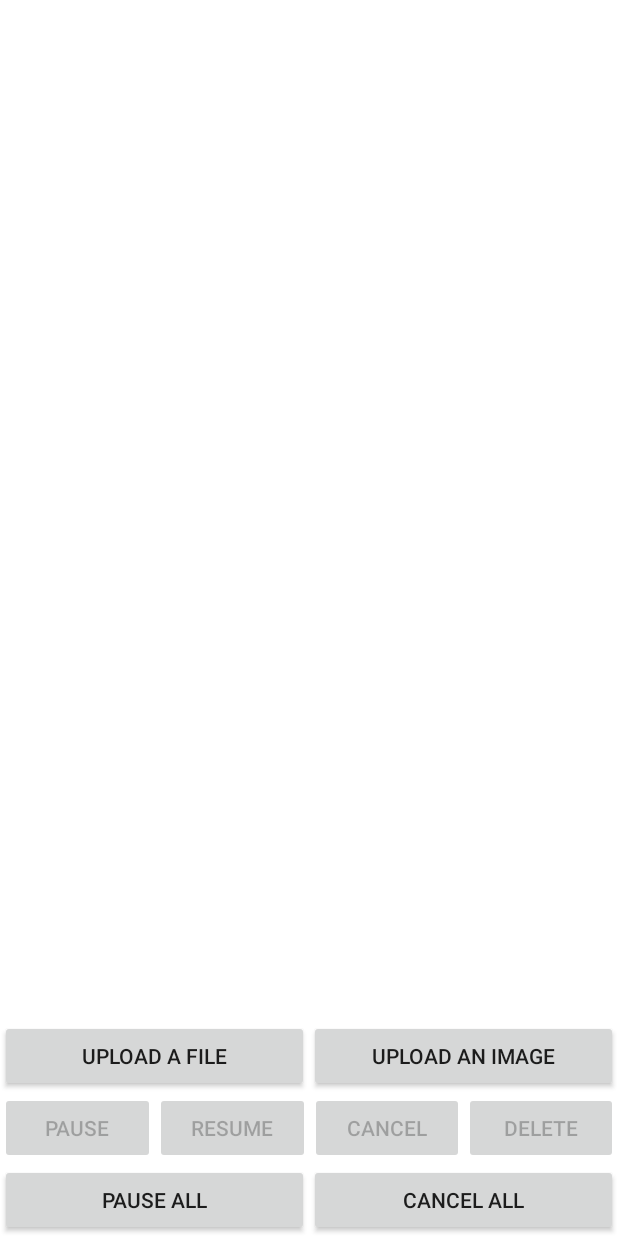
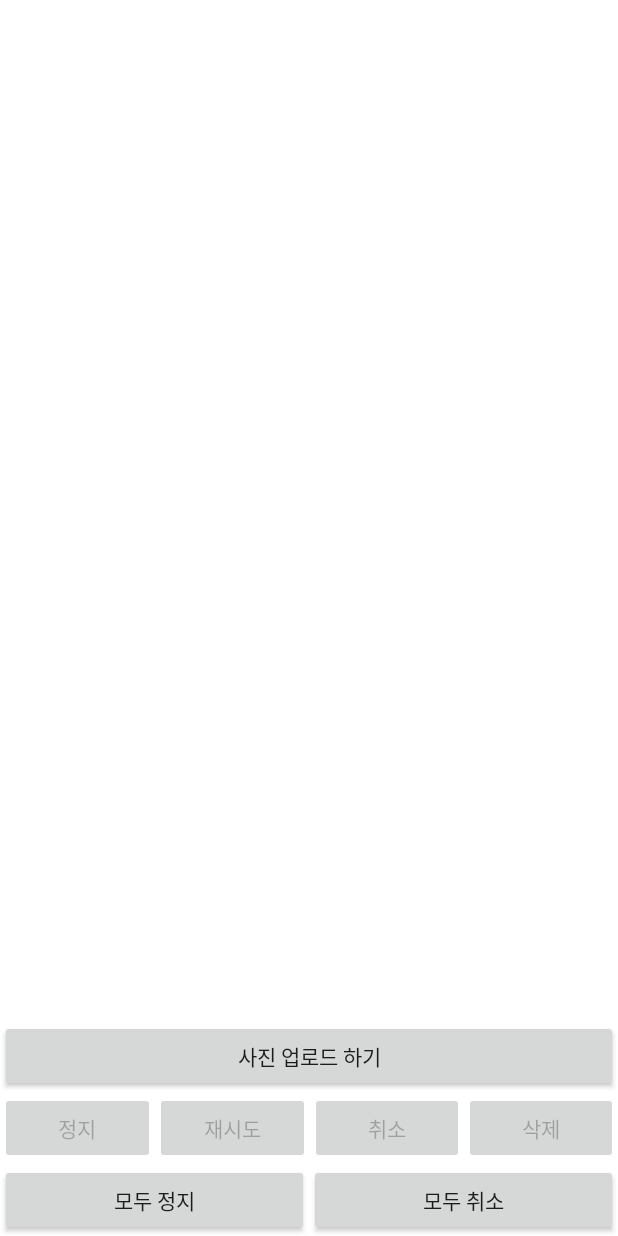
Before and after one commit to tmdghks944/capstone, an Android app: the UploadActivity screen opened directly, with no data from a screen before it, on a phone screen of 412 x 824 dp. Run offline under Robolectric (Android 15) with nearby library versions, the phone set to English and light mode, and no system bars; libraries missing offline, so code that uses them is left out: com.amazonaws.mobileconnectors; 4 statements that could not run were skipped.

Commit message:
17.04.09

```diff
--- a/app/src/main/java/com/example/android/capstone/CameraActivity.java
+++ b/app/src/main/java/com/example/android/capstone/CameraActivity.java
@@ -10,6 +10,7 @@ import android.graphics.Bitmap;
 import android.graphics.BitmapFactory;
 import android.os.Bundle;
 import android.provider.MediaStore;
+import android.support.v7.app.AppCompatActivity;
 import android.view.View;
 import android.hardware.Camera;
 import android.util.Log;
@@ -18,7 +19,7 @@ import android.widget.ImageView;
 import android.content.pm.PackageManager;
 import android.widget.Toast;
 
-public class CameraActivity extends Activity {
+public class CameraActivity extends AppCompatActivity {
     private final static String DEBUG_TAG = "MakePhotoActivity";
     private Camera camera;
     private int cameraId = 0;
--- a/app/src/main/java/com/example/android/capstone/UploadActivity.java
+++ b/app/src/main/java/com/example/android/capstone/UploadActivity.java
@@ -12,6 +12,7 @@ import android.os.Bundle;
 import android.os.Environment;
 import android.provider.DocumentsContract;
 import android.provider.MediaStore;
+import android.support.v7.app.AppCompatActivity;
 import android.util.Log;
 import android.view.View;
 import android.view.View.OnClickListener;
@@ -82,7 +83,6 @@ public class UploadActivity extends ListActivity {
     protected void onCreate(Bundle savedInstanceState) {
         super.onCreate(savedInstanceState);
         setContentView(R.layout.activity_upload);
-
         // Initializes TransferUtility, always do this before using it.
         transferUtility = Util.getTransferUtility(this);
         checkedIndex = INDEX_NOT_CHECKED;
--- a/app/src/main/res/layout/activity_camera.xml
+++ b/app/src/main/res/layout/activity_camera.xml
@@ -16,6 +16,7 @@
         android:text="주의사항 : 얼굴이 인식될 수 있도록 가깝게 찍고 최대한 밝은 곳에서 찍으세요"
         android:textAlignment="center"
         android:textSize="30dp"/>
+
     <Button
         android:id="@+id/captureFront"
         android:layout_width="wrap_content"
--- a/app/src/main/res/layout/activity_upload.xml
+++ b/app/src/main/res/layout/activity_upload.xml
@@ -1,9 +1,11 @@
 <?xml version="1.0" encoding="utf-8"?>
 <RelativeLayout xmlns:android="http://schemas.android.com/apk/res/android"
+    xmlns:tools="http://schemas.android.com/tools"
     android:layout_width="match_parent"
     android:layout_height="match_parent"
     android:background="#ffffff"
-    android:orientation="vertical" >
+    android:orientation="vertical"
+    tools:context="com.example.android.capstone.UploadActivity">
 
     <LinearLayout
         android:id="@+id/pauseCancelAllLayout"
@@ -75,6 +77,7 @@
             android:layout_width="match_parent"
             android:layout_height="wrap_content"
             android:layout_weight="1"
+            android:visibility="gone"
             android:text="@string/upload_file" />
 
         <Button
@@ -89,11 +92,12 @@
         android:id="@android:id/list"
         android:layout_width="match_parent"
         android:layout_height="match_parent"
+        android:cacheColorHint="#00000000"
         android:layout_above="@id/uploadDownloadLayout"
-        android:layout_alignParentTop="true"
-        android:cacheColorHint="#00000000"
         android:divider="#808080"
         android:dividerHeight="1dp"
-        android:transcriptMode="normal" />
+        android:transcriptMode="normal"
+        android:layout_alignParentLeft="true"
+        android:layout_alignParentStart="true" />
 
 </RelativeLayout>
--- a/app/src/main/res/values/strings.xml
+++ b/app/src/main/res/values/strings.xml
@@ -1,20 +1,16 @@
 <resources>
     <string name="app_name">Capstone</string>
     <string name="upload_activity">UploadActivity</string>
-    <string name="download_activity">DownloadActivity</string>
-    <string name="download_selection_activity">Select a file from the bucket</string>
-    <string name="download">Download</string>
-    <string name="manage_download">Manage downloads</string>
     <string name="upload">Upload</string>
     <string name="manage_upload">Manage uploads</string>
     <string name="upload_file">Upload a file</string>
-    <string name="upload_image">Upload an image</string>
-    <string name="pause">Pause</string>
-    <string name="resume">Resume</string>
-    <string name="cancel">Cancel</string>
-    <string name="delete">Delete</string>
-    <string name="pause_all">Pause all</string>
-    <string name="cancel_all">Cancel all</string>
+    <string name="upload_image">사진 업로드 하기</string>
+    <string name="pause">정지</string>
+    <string name="resume">재시도</string>
+    <string name="cancel">취소</string>
+    <string name="delete">삭제</string>
+    <string name="pause_all">모두 정지</string>
+    <string name="cancel_all">모두 취소</string>
     <string name="refreshing">Refreshing</string>
     <string name="please_wait">Please wait</string>
 </resources>
```
Also changed, not shown: app/src/main/java/com/example/android/capstone/Constants.java (deleted, +0 -11 lines).
